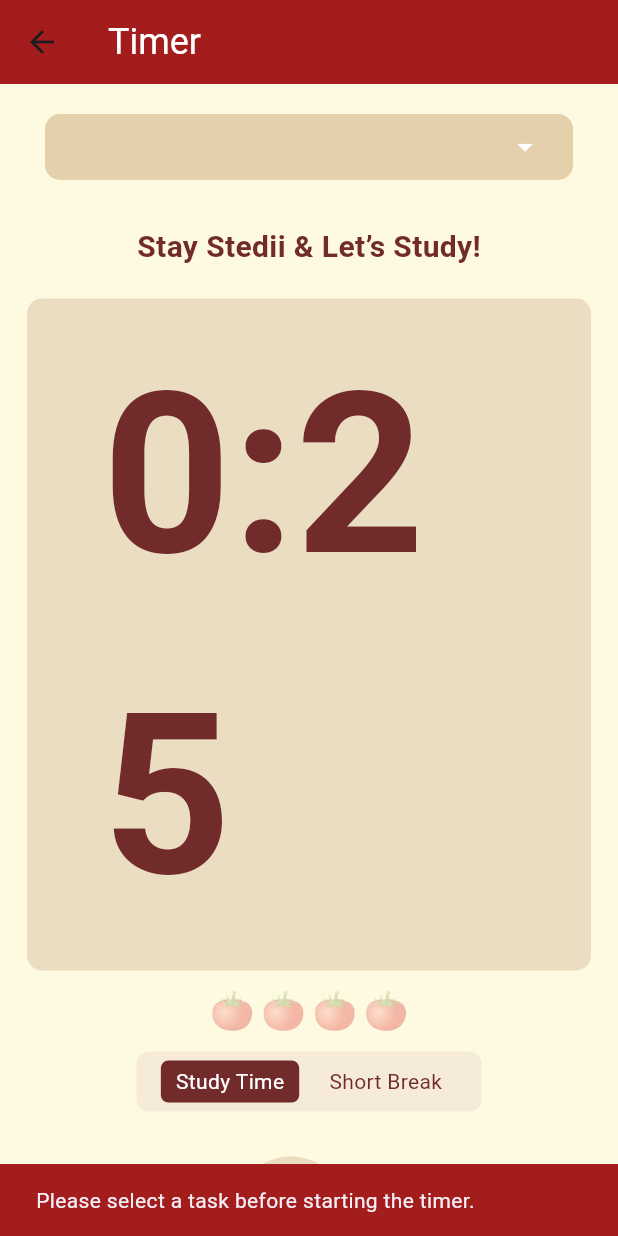
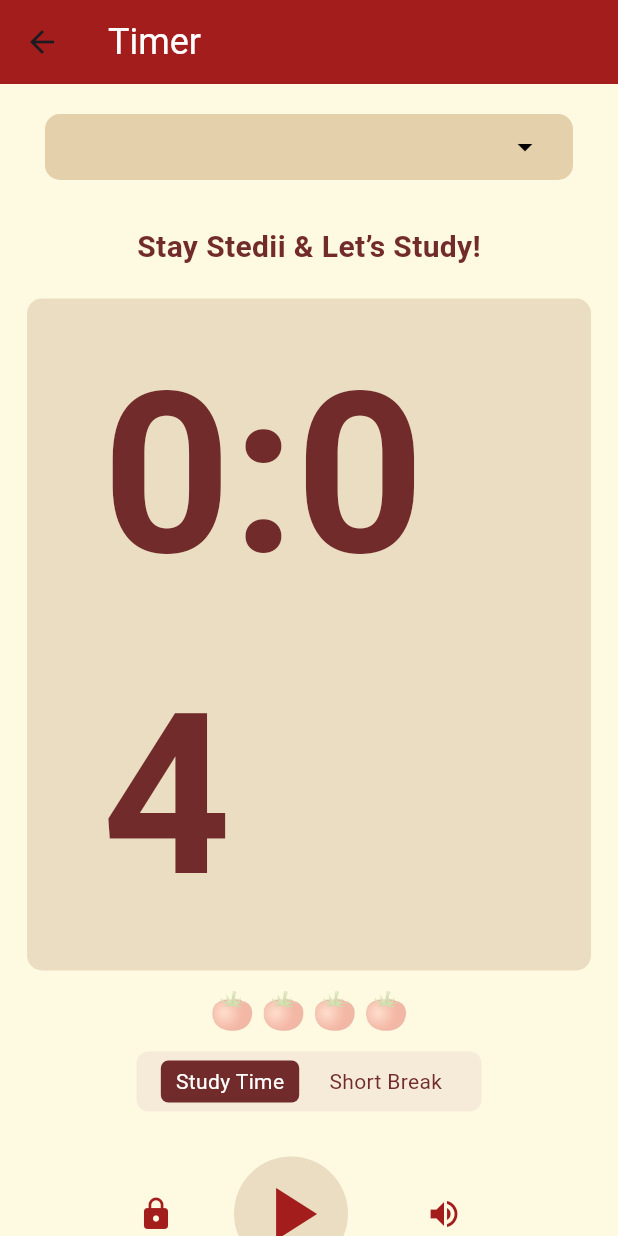
Before and after one commit to JimwellC/Stedii, a Flutter app: the TimerScreen screen opened directly with empty values, after a tap on the "play arrow" icon, on a phone screen of 412 x 824 dp. Run offline on Flutter 3.47's test engine with Material 3 defaults, Android fonts, the phone set to English and light mode, and no system bars; our stand-ins replace audioplayers, shared_preferences, table_calendar; accounts and stored records are empty; Roboto replaces fonts that are missing (Digital).

Commit message:
calendar recorded and history time fixed, as well as small adjustments on timer page

```diff
--- a/lib/screens/home.dart
+++ b/lib/screens/home.dart
@@ -62,6 +62,12 @@ class _HomeScreenState extends State<HomeScreen> {
       _tasks.removeAt(index);
     });
     _saveTasks();
+    SharedPreferences.getInstance().then((prefs) {
+      final lastSelected = prefs.getString('last_selected_task');
+      if (lastSelected == _tasks[index]) {
+        prefs.remove('last_selected_task');
+      }
+    });
   }
 
   void _navigateToTimer(String task) async {
--- a/lib/screens/timer.dart
+++ b/lib/screens/timer.dart
@@ -21,12 +21,12 @@ class TimerScreen extends StatefulWidget {
 }
 
 class TimerScreenState extends State<TimerScreen> with WidgetsBindingObserver {
-  int _seconds = 25;
+  int _seconds = 5;
   final int _breakDuration = 5;
   bool _isRunning = false;
   bool _isBreak = false;
   Timer? _timer;
-  String? _selectedTask;
+  late String _selectedTask;
   int _pomodoroCount = 0;
   int _completedCycles = 0;
   final int _maxPomodoros = 4;
@@ -76,6 +76,7 @@ class TimerScreenState extends State<TimerScreen> with WidgetsBindingObserver {
     });
     WidgetsBinding.instance.addObserver(this);
     _loadTasks();
+    _selectedTask = widget.selectedTask ?? '';
     if (_wasPausedDuringBreak) {
       setState(() {
         _isBreak = true;
@@ -147,9 +148,9 @@ class TimerScreenState extends State<TimerScreen> with WidgetsBindingObserver {
     setState(() {
       _tasks = prefs.getStringList('tasks') ?? []; // Load all tasks
 
-      // If _selectedTask is not in the new list, reset it to null
-      if (_selectedTask != null && !_tasks.contains(_selectedTask)) {
-        _selectedTask = null;
+      // If _selectedTask is not in the new list, set it to the first task or an empty string
+      if (!_tasks.contains(_selectedTask)) {
+        _selectedTask = _tasks.isNotEmpty ? _tasks.first : '';
       }
     });
   }
@@ -203,6 +204,12 @@ class TimerScreenState extends State<TimerScreen> with WidgetsBindingObserver {
     _timer = Timer.periodic(Duration(seconds: 1), (timer) {
       final remaining = _seconds - 1;
 
+      // 🔁 10 seconds before break ends
+      if (_isBreak && remaining == 10) {
+        _lofiPlayer.pause();
+        _alarmPlayer.resume();
+      }
+
       if (remaining >= 0) {
         setState(() {
           _seconds = remaining;
@@ -223,6 +230,7 @@ class TimerScreenState extends State<TimerScreen> with WidgetsBindingObserver {
 
         if (_isBreak) {
           _alarmPlayer.pause();
+          _alarmPlayer.stop();
           _lofiPlayer.resume();
           _toggleBreak();
           _startTimer();
@@ -265,7 +273,7 @@ class TimerScreenState extends State<TimerScreen> with WidgetsBindingObserver {
   void _toggleBreak() {
     setState(() {
       _isBreak = !_isBreak;
-      _seconds = _isBreak ? _breakDuration : 25;
+      _seconds = _isBreak ? _breakDuration : 5;
 
       if (_isBreak) {
         // Pick a random challenge for break time
@@ -357,7 +365,7 @@ class TimerScreenState extends State<TimerScreen> with WidgetsBindingObserver {
     List<String> completedTasks = prefs.getStringList('completedTasks') ?? [];
     Map<String, dynamic> taskData = {
       'name': taskName,
-      'timeSpent': _totalElapsedTime + 2,
+      'timeSpent': _totalElapsedTime,
       'cyclesCompleted': completedCycles
     };
 
@@ -376,7 +384,7 @@ class TimerScreenState extends State<TimerScreen> with WidgetsBindingObserver {
     print("Task '$taskName' completed and removed.");
 
     // ✅ Navigate to History screen
-    Navigator.pushReplacement(
+    Navigator.push(
       context,
       MaterialPageRoute(builder: (context) => HistoryProgressScreen()),
     );
@@ -633,16 +641,18 @@ class TimerScreenState extends State<TimerScreen> with WidgetsBindingObserver {
                 ),
                 child: DropdownButtonHideUnderline(
                   child: DropdownButton<String>(
-                    value: _selectedTask,
-                    icon: Icon(Icons.arrow_drop_down, color: Colors.white),
+                    value: _tasks.contains(_selectedTask) ? _selectedTask : null,
+                    icon: Icon(Icons.arrow_drop_down, color: Colors.black),
                     isExpanded: true,
                     style: TextStyle(fontSize: 18, color: Colors.white),
-                    dropdownColor: Color(0xFFA31D1D),
+                    dropdownColor: Color(0xFFE5D0AC),
                     onChanged: (String? newValue) {
-                      setState(() {
-                        _selectedTask = newValue;
-                        _saveSelectedTask(newValue!);
-                      });
+                      if (newValue != null) {
+                        setState(() {
+                          _selectedTask = newValue;
+                          _saveSelectedTask(newValue);
+                        });
+                      }
                     },
                     items: widget.tasks
                         .map<DropdownMenuItem<String>>((String value) {
```
Also changed, not shown: lib/screens/progress-history.dart (+31 -2 lines).
